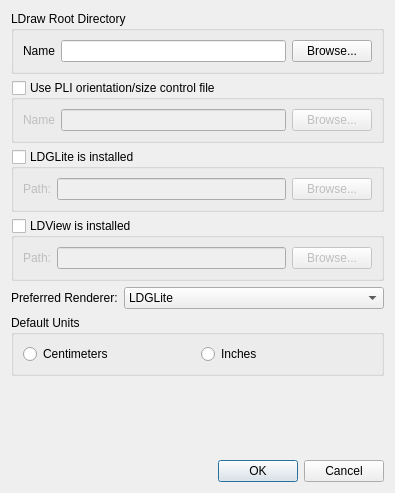
Old version of the form preferences.ui in the repository ldraw-linux/lpub4.
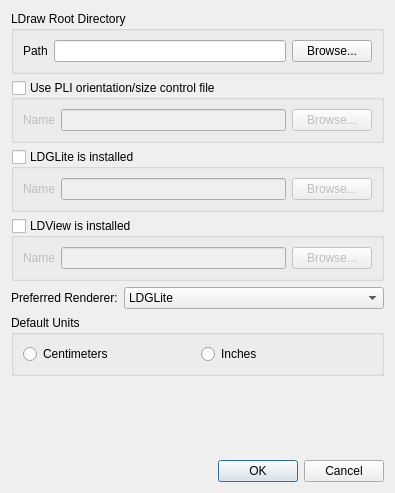
New version of the form.

Diff of the .ui file:
```diff
--- a/preferences.ui
+++ b/preferences.ui
@@ -30,9 +30,9 @@
      </property>
      <layout class="QHBoxLayout" >
       <item>
-       <widget class="QLabel" name="label_6" >
-        <property name="text" >
-         <string>Name</string>
+       <widget class="QLabel" name="label_6">
+        <property name="text">
+         <string>Path</string>
         </property>
        </widget>
       </item>
@@ -123,9 +123,9 @@
      </property>
      <layout class="QHBoxLayout" >
       <item>
-       <widget class="QLabel" name="label" >
-        <property name="text" >
-         <string>Path:</string>
+       <widget class="QLabel" name="label">
+        <property name="text">
+         <string>Name</string>
         </property>
        </widget>
       </item>
@@ -155,9 +155,9 @@
      </property>
      <layout class="QHBoxLayout" >
       <item>
-       <widget class="QLabel" name="label_2" >
-        <property name="text" >
-         <string>Path:</string>
+       <widget class="QLabel" name="label_2">
+        <property name="text">
+         <string>Name</string>
         </property>
        </widget>
       </item>
```
Left out of the diff: 153 changed lines with no effect on the pictures.
